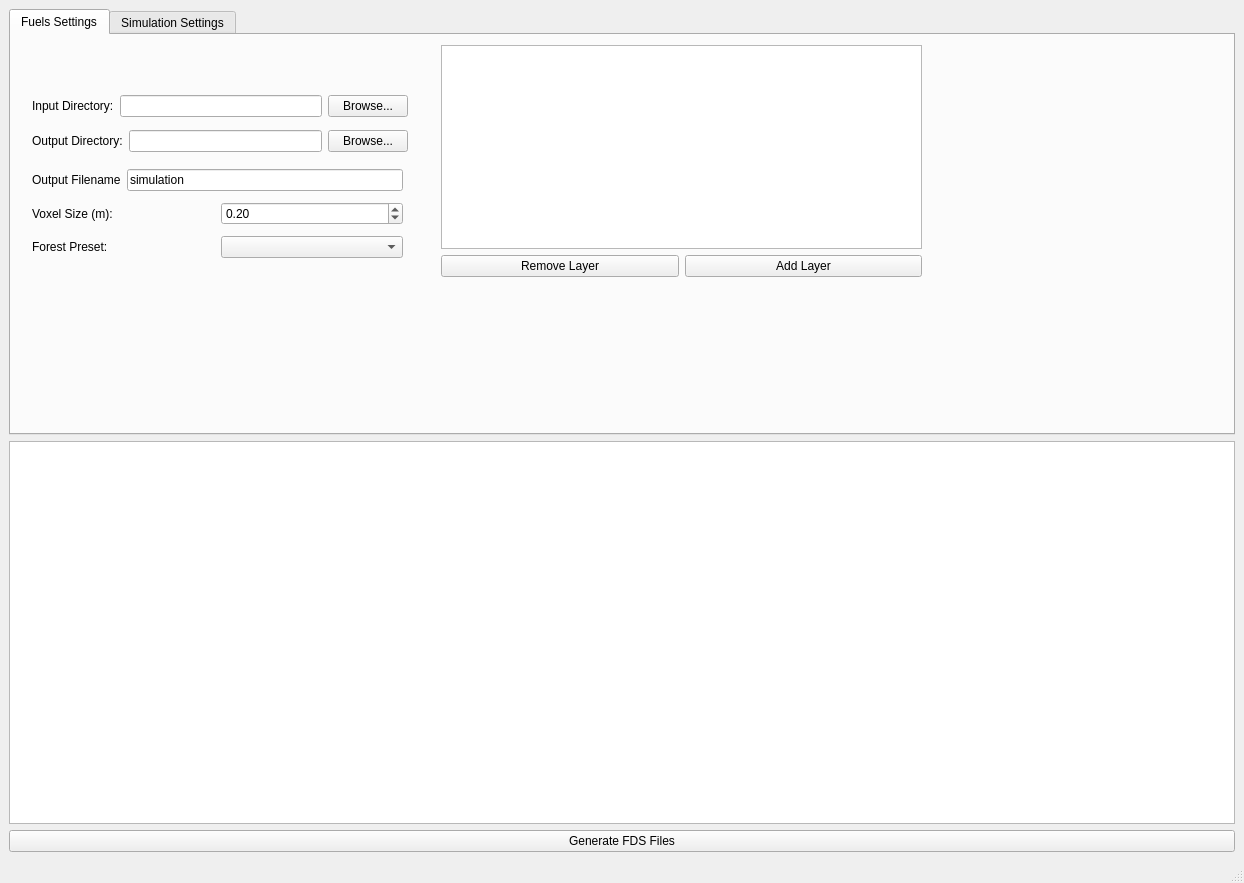
The window that mainwindow.ui (3DFin/TLS_to_FDS) describes before a commit, drawn with Qt 5.
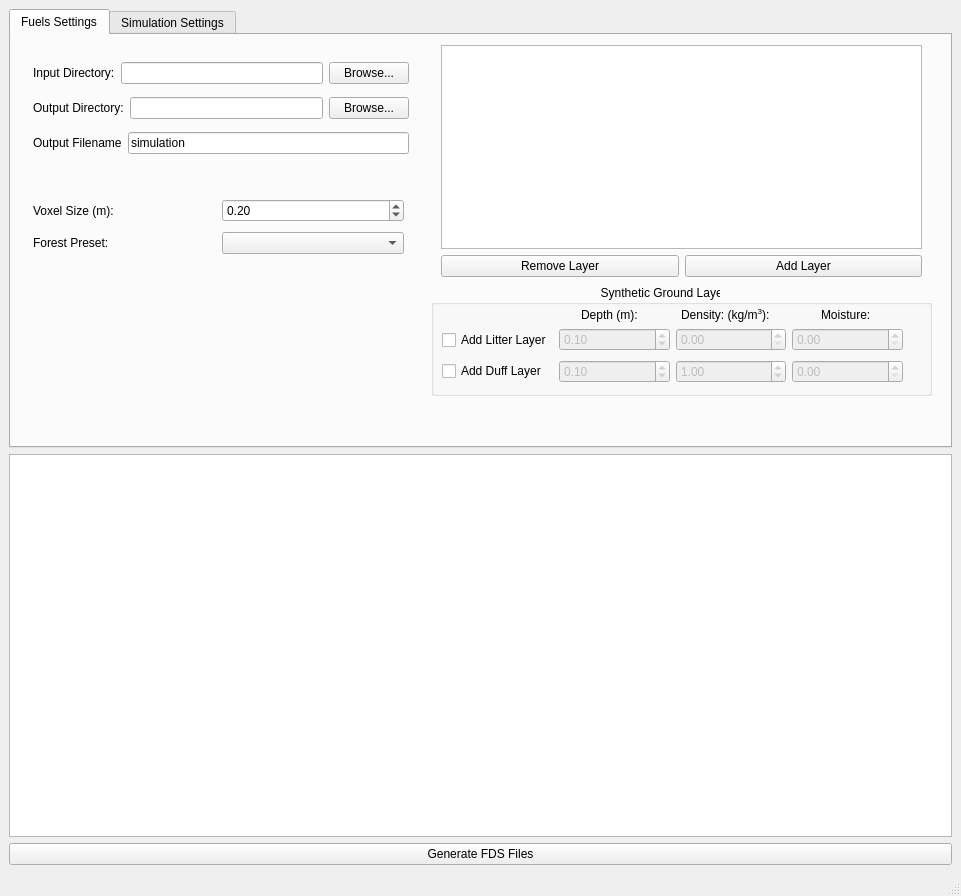
The same window after the commit.

Commit message:
Synthetic ground fuels
Added Litter and Duff layers that are input as boundary fuel models extending throughout the bounding box of the ground layer.

Diff of the .ui file:
```diff
--- a/mainwindow.ui
+++ b/mainwindow.ui
@@ -6,8 +6,8 @@
    <rect>
     <x>0</x>
     <y>0</y>
-    <width>1244</width>
-    <height>883</height>
+    <width>961</width>
+    <height>896</height>
    </rect>
   </property>
   <property name="windowTitle">
@@ -67,16 +67,242 @@
          </item>
         </layout>
        </widget>
+       <widget class="QGroupBox" name="group_synthetic_layers">
+        <property name="geometry">
+         <rect>
+          <x>420</x>
+          <y>250</y>
+          <width>501</width>
+          <height>111</height>
+         </rect>
+        </property>
+        <property name="title">
+         <string>                                                   Synthetic Ground Layers</string>
+        </property>
+        <widget class="QLabel" name="lbl_layer_depth">
+         <property name="geometry">
+          <rect>
+           <x>150</x>
+           <y>20</y>
+           <width>101</width>
+           <height>20</height>
+          </rect>
+         </property>
+         <property name="text">
+          <string>Depth (m):</string>
+         </property>
+        </widget>
+        <widget class="QLabel" name="lbl_layer_bd">
+         <property name="geometry">
+          <rect>
+           <x>250</x>
+           <y>20</y>
+           <width>101</width>
+           <height>20</height>
+          </rect>
+         </property>
+         <property name="text">
+          <string>&lt;html&gt;&lt;head/&gt;&lt;body&gt;&lt;p&gt;Density: (kg/m&lt;span style=&quot; vertical-align:super;&quot;&gt;3&lt;/span&gt;):&lt;/p&gt;&lt;/body&gt;&lt;/html&gt;</string>
+         </property>
+        </widget>
+        <widget class="QLabel" name="lbl_layer_moisture">
+         <property name="geometry">
+          <rect>
+           <x>390</x>
+           <y>20</y>
+           <width>91</width>
+           <height>20</height>
+          </rect>
+         </property>
+         <property name="text">
+          <string>Moisture:</string>
+         </property>
+        </widget>
+        <widget class="QWidget" name="">
+         <property name="geometry">
+          <rect>
+           <x>11</x>
+           <y>40</y>
+           <width>461</width>
+           <height>63</height>
+          </rect>
+         </property>
+         <layout class="QHBoxLayout" name="horizontalLayout_10">
+          <item>
+           <layout class="QVBoxLayout" name="verticalLayout_12">
+            <item>
+             <widget class="QCheckBox" name="check_litter">
+              <property name="text">
+               <string>Add Litter Layer</string>
+              </property>
+             </widget>
+            </item>
+            <item>
+             <widget class="QCheckBox" name="check_duff">
+              <property name="text">
+               <string>Add Duff Layer</string>
+              </property>
+             </widget>
+            </item>
+           </layout>
+          </item>
+          <item>
+           <layout class="QVBoxLayout" name="verticalLayout_13">
+            <item>
+             <widget class="QDoubleSpinBox" name="spin_litter_depth">
+              <property name="enabled">
+               <bool>false</bool>
+              </property>
+              <property name="maximum">
+               <double>10.000000000000000</double>
+              </property>
+              <property name="singleStep">
+               <double>0.100000000000000</double>
+              </property>
+              <property name="value">
+               <double>0.100000000000000</double>
+              </property>
+             </widget>
+            </item>
+            <item>
+             <widget class="QDoubleSpinBox" name="spin_duff_depth">
+              <property name="enabled">
+               <bool>false</bool>
+              </property>
+              <property name="maximum">
+               <double>100.000000000000000</double>
+              </property>
+              <property name="singleStep">
+               <double>0.100000000000000</double>
+              </property>
+              <property name="value">
+               <double>0.100000000000000</double>
+              </property>
+             </widget>
+            </item>
+           </layout>
+          </item>
+          <item>
+           <layout class="QVBoxLayout" name="verticalLayout_14">
+            <item>
+             <widget class="QDoubleSpinBox" name="spin_litter_bd">
+              <property name="enabled">
+               <bool>false</bool>
+              </property>
+              <property name="minimum">
+               <double>0.000000000000000</double>
+              </property>
+              <property name="maximum">
+               <double>1000.000000000000000</double>
+              </property>
+              <property name="singleStep">
+               <double>1.000000000000000</double>
+              </property>
+             </widget>
+            </item>
+            <item>
+             <widget class="QDoubleSpinBox" name="spin_duff_bd">
+              <property name="enabled">
+               <bool>false</bool>
+              </property>
+              <property name="maximum">
+               <double>1000.000000000000000</double>
+              </property>
+              <property name="value">
+               <double>1.000000000000000</double>
+              </property>
+             </widget>
+            </item>
+           </layout>
+          </item>
+          <item>
+           <layout class="QVBoxLayout" name="verticalLayout_15">
+            <item>
+             <widget class="QDoubleSpinBox" name="spin_litter_moisture">
+              <property name="enabled">
+               <bool>false</bool>
+              </property>
+              <property name="maximum">
+               <double>1.000000000000000</double>
+              </property>
+              <property name="singleStep">
+               <double>0.050000000000000</double>
+              </property>
+             </widget>
+            </item>
+            <item>
+             <widget class="QDoubleSpinBox" name="spin_duff_moisture">
+              <property name="enabled">
+               <bool>false</bool>
+              </property>
+              <property name="maximum">
+               <double>1.000000000000000</double>
+              </property>
+              <property name="singleStep">
+               <double>0.050000000000000</double>
+              </property>
+             </widget>
+            </item>
+           </layout>
+          </item>
+         </layout>
+        </widget>
+       </widget>
        <widget class="QWidget" name="">
         <property name="geometry">
          <rect>
-          <x>21</x>
-          <y>129</y>
-          <width>371</width>
-          <height>100</height>
+          <x>22</x>
+          <y>20</y>
+          <width>376</width>
+          <height>106</height>
          </rect>
         </property>
-        <layout class="QVBoxLayout" name="verticalLayout_3">
+        <layout class="QVBoxLayout" name="verticalLayout_2">
+         <item>
+          <layout class="QHBoxLayout" name="horizontalLayout">
+           <item>
+            <widget class="QLabel" name="lbl_input_dir">
+             <property name="text">
+              <string>Input Directory:</string>
+             </property>
+            </widget>
+           </item>
+           <item>
+            <widget class="QLineEdit" name="line_input_dir"/>
+           </item>
+           <item>
+            <widget class="QPushButton" name="btn_browse_input">
+             <property name="cursor">
+              <cursorShape>ArrowCursor</cursorShape>
+             </property>
+             <property name="text">
+              <string>Browse...</string>
+             </property>
+            </widget>
+           </item>
+          </layout>
+         </item>
+         <item>
+          <layout class="QHBoxLayout" name="horizontalLayout_4">
+           <item>
+            <widget class="QLabel" name="lbl_output_dir">
+             <property name="text">
+              <string>Output Directory:</string>
+             </property>
+            </widget>
+           </item>
+           <item>
+            <widget class="QLineEdit" name="line_output_dir"/>
+           </item>
+           <item>
+            <widget class="QPushButton" name="btn_browse_output">
+             <property name="text">
+              <string>Browse...</string>
+             </property>
+            </widget>
+           </item>
+          </layout>
+         </item>
          <item>
           <layout class="QHBoxLayout" name="horizontalLayout_9">
            <item>
@@ -95,6 +321,18 @@
            </item>
           </layout>
          </item>
+        </layout>
+       </widget>
+       <widget class="QWidget" name="">
+        <property name="geometry">
+         <rect>
+          <x>22</x>
+          <y>160</y>
+          <width>371</width>
+          <height>65</height>
+         </rect>
+        </property>
+        <layout class="QVBoxLayout" name="verticalLayout_3">
          <item>
           <layout class="QHBoxLayout" name="horizontalLayout_3">
            <item>
@@ -135,63 +373,6 @@
          </item>
         </layout>
        </widget>
-       <widget class="QWidget" name="">
-        <property name="geometry">
-         <rect>
-          <x>21</x>
-          <y>53</y>
-          <width>376</width>
-          <height>71</height>
-         </rect>
-        </property>
-        <layout class="QVBoxLayout" name="verticalLayout_2">
-         <item>
-          <layout class="QHBoxLayout" name="horizontalLayout">
-           <item>
-            <widget class="QLabel" name="lbl_input_dir">
-             <property name="text">
-              <string>Input Directory:</string>
-             </property>
-            </widget>
-           </item>
-           <item>
-            <widget class="QLineEdit" name="line_input_dir"/>
-           </item>
-           <item>
-            <widget class="QPushButton" name="btn_browse_input">
-             <property name="cursor">
-              <cursorShape>ArrowCursor</cursorShape>
-             </property>
-             <property name="text">
-              <string>Browse...</string>
-             </property>
-            </widget>
-           </item>
-          </layout>
-         </item>
-         <item>
-          <layout class="QHBoxLayout" name="horizontalLayout_4">
-           <item>
-            <widget class="QLabel" name="lbl_output_dir">
-             <property name="text">
-              <string>Output Directory:</string>
-             </property>
-            </widget>
-           </item>
-           <item>
-            <widget class="QLineEdit" name="line_output_dir"/>
-           </item>
-           <item>
-            <widget class="QPushButton" name="btn_browse_output">
-             <property name="text">
-              <string>Browse...</string>
-             </property>
-            </widget>
-           </item>
-          </layout>
-         </item>
-        </layout>
-       </widget>
       </widget>
       <widget class="QWidget" name="tab_2">
        <attribute name="title">
```
Left out of the diff: 14 changed lines with no effect on the pictures. The commit also changes 5 other files.
